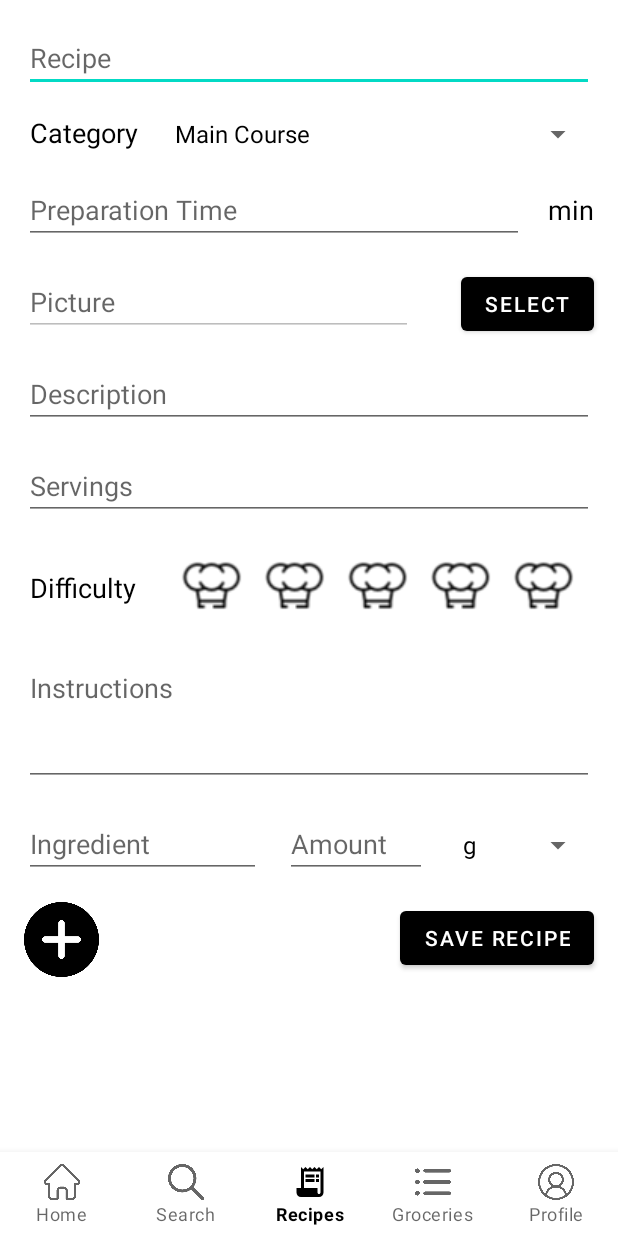
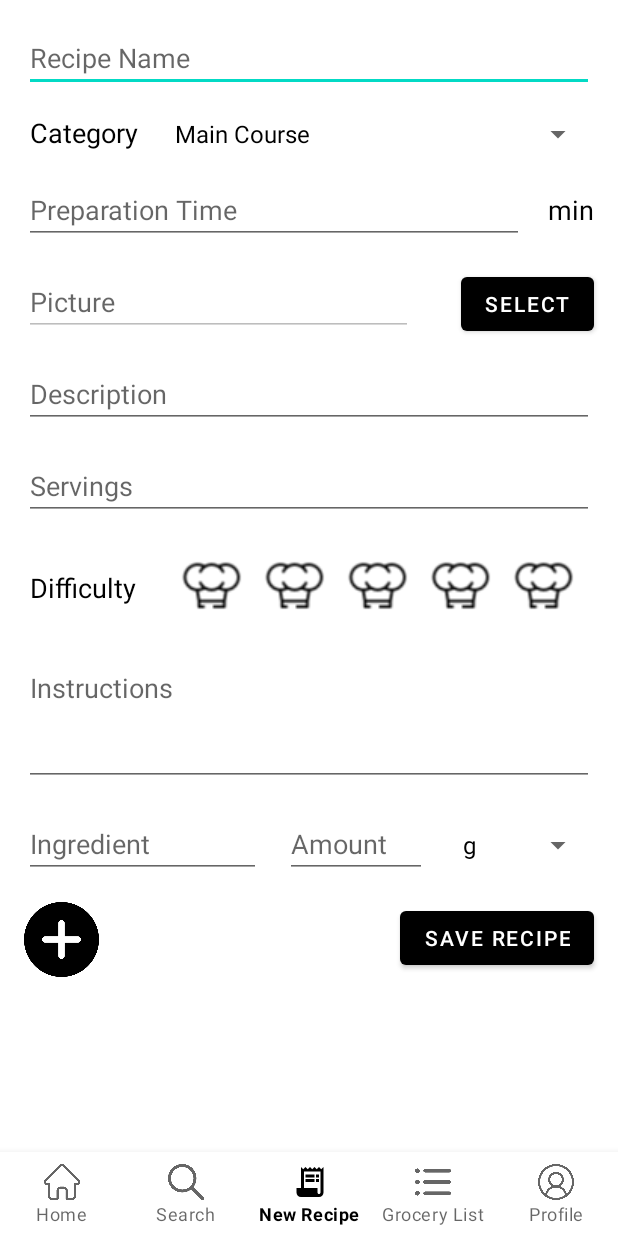
Before and after one commit to AdinHal/Recipe-inator, an Android app: the CreateRecipeActivity screen opened directly, with no data from a screen before it, on a phone screen of 412 x 824 dp. Run offline under Robolectric (Android 15) with nearby library versions, the phone set to English and light mode, and no system bars; our stand-ins replace Room's generated code; pictures from the network do not load.

Commit message:
Renamed menu items

```diff
--- a/app/src/main/res/layout/activity_create_recipe.xml
+++ b/app/src/main/res/layout/activity_create_recipe.xml
@@ -48,7 +48,7 @@
                 android:layout_marginEnd="16dp"
                 android:ems="10"
                 android:inputType="textPersonName"
-                android:hint="@string/recipe"
+                android:hint="@string/recipe_name"
                 app:layout_constraintEnd_toEndOf="parent"
                 app:layout_constraintStart_toStartOf="parent"
                 app:layout_constraintTop_toTopOf="parent" />
--- a/app/src/main/res/menu/bottom_nav_menu.xml
+++ b/app/src/main/res/menu/bottom_nav_menu.xml
@@ -14,12 +14,12 @@
         android:id="@+id/page_recipes"
         android:enabled="true"
         android:icon="@drawable/ic_baseline_receipt_long_24"
-        android:title="@string/recipes"/>
+        android:title="@string/new_recipes"/>
     <item
         android:id="@+id/page_list"
         android:enabled="true"
         android:icon="@drawable/list"
-        android:title="@string/groceries"/>
+        android:title="@string/grocery_list"/>
     <item
         android:id="@+id/page_profile"
         android:enabled="true"
--- a/app/src/main/res/values/strings.xml
+++ b/app/src/main/res/values/strings.xml
@@ -4,6 +4,7 @@
     <string name="search">Search</string>
     <string name="random">Random</string>
     <string name="groceries">Groceries</string>
+    <string name="grocery_list">Grocery List</string>
     <string name="profile">Profile</string>
     <string name="unit">Unit</string>
     <string name="amount">Amount</string>
@@ -12,6 +13,7 @@
     <string name="preparation_time">Preparation Time</string>
     <string name="save_recipe">Save Recipe</string>
     <string name="recipes">Recipes</string>
+    <string name="new_recipes">New Recipe</string>
     <string name="recipe_picture">Recipe Picture</string>
     <string name="picture">Picture</string>
     <string name="select">Select</string>
```
